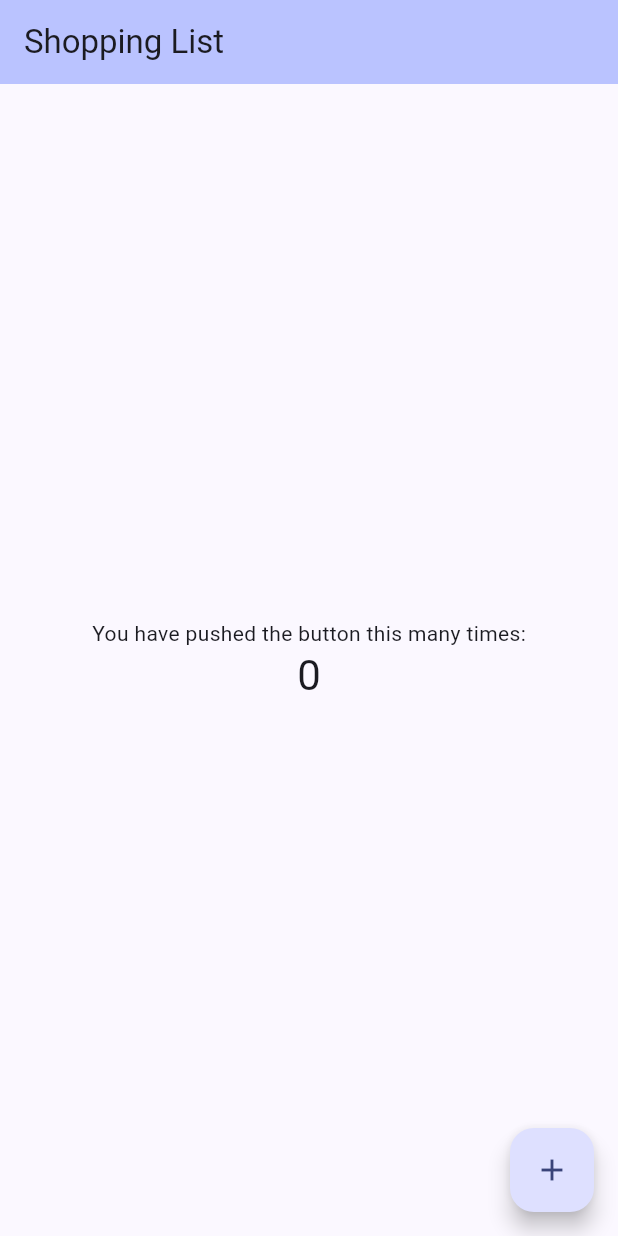
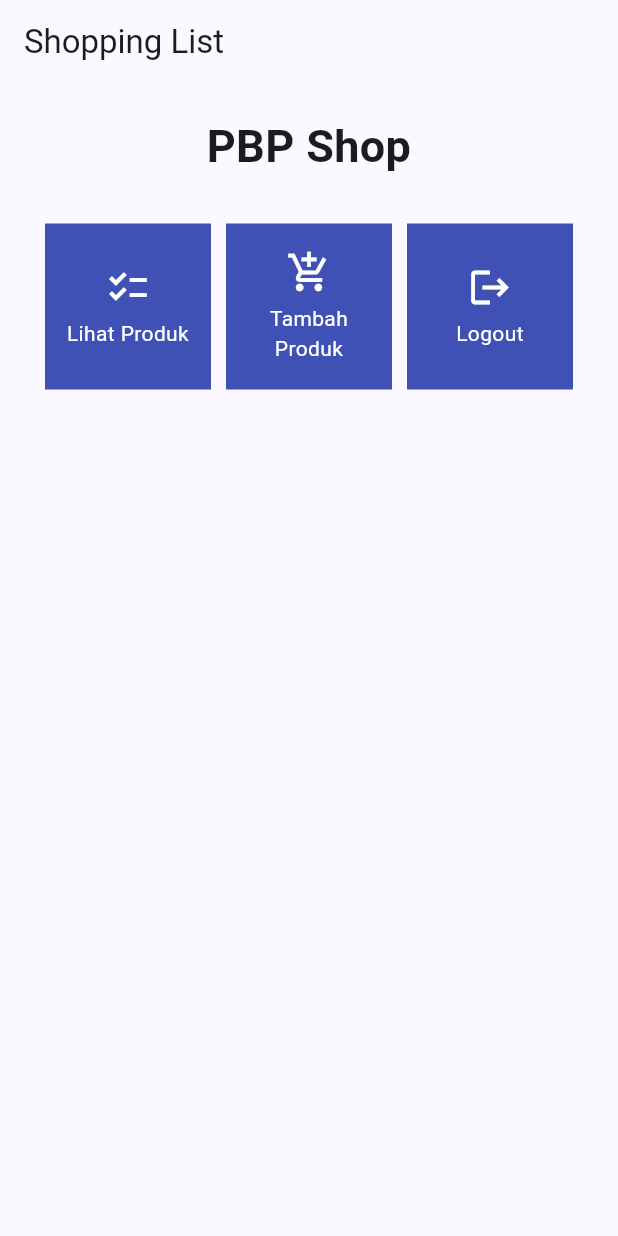
Before and after one commit to caressaputri/shopping-list-mobile, a Flutter app: the screen it shows after launch, on a phone screen of 412 x 824 dp. Run offline on Flutter 3.47's test engine with Material 2 defaults, Android fonts, the phone set to English and light mode, and no system bars.

Commit message:
tutorial 6 selesai

```diff
--- a/lib/main.dart
+++ b/lib/main.dart
@@ -32,97 +32,7 @@ class MyApp extends StatelessWidget {
         colorScheme: ColorScheme.fromSeed(seedColor: Colors.indigo),
         useMaterial3: true,
       ),
-      home: const MyHomePage(
-        title: 'Shopping List',
-      ),
+      home: MyHomePage(),
     );
   }
 }
-
-class MyHomePage extends StatefulWidget {
-  const MyHomePage({super.key, required this.title});
-
-  // This widget is the home page of your application. It is stateful, meaning
-  // that it has a State object (defined below) that contains fields that affect
-  // how it looks.
-
-  // This class is the configuration for the state. It holds the values (in this
-  // case the title) provided by the parent (in this case the App widget) and
-  // used by the build method of the State. Fields in a Widget subclass are
-  // always marked "final".
-
-  final String title;
-
-  @override
-  State<MyHomePage> createState() => _MyHomePageState();
-}
-
-class _MyHomePageState extends State<MyHomePage> {
-  int _counter = 0;
-
-  void _incrementCounter() {
-    setState(() {
-      // This call to setState tells the Flutter framework that something has
-      // changed in this State, which causes it to rerun the build method below
-      // so that the display can reflect the updated values. If we changed
-      // _counter without calling setState(), then the build method would not be
-      // called again, and so nothing would appear to happen.
-      _counter++;
-    });
-  }
-
-  @override
-  Widget build(BuildContext context) {
-    // This method is rerun every time setState is called, for instance as done
-    // by the _incrementCounter method above.
-    //
-    // The Flutter framework has been optimized to make rerunning build methods
-    // fast, so that you can just rebuild anything that needs updating rather
-    // than having to individually change instances of widgets.
-    return Scaffold(
-      appBar: AppBar(
-        // TRY THIS: Try changing the color here to a specific color (to
-        // Colors.amber, perhaps?) and trigger a hot reload to see the AppBar
-        // change color while the other colors stay the same.
-        backgroundColor: Theme.of(context).colorScheme.inversePrimary,
-        // Here we take the value from the MyHomePage object that was created by
-        // the App.build method, and use it to set our appbar title.
-        title: Text(widget.title),
-      ),
-      body: Center(
-        // Center is a layout widget. It takes a single child and positions it
-        // in the middle of the parent.
-        child: Column(
-          // Column is also a layout widget. It takes a list of children and
-          // arranges them vertically. By default, it sizes itself to fit its
-          // children horizontally, and tries to be as tall as its parent.
-          //
-          // Column has various properties to control how it sizes itself and
-          // how it positions its children. Here we use mainAxisAlignment to
-          // center the children vertically; the main axis here is the vertical
-          // axis because Columns are vertical (the cross axis would be
-          // horizontal).
-          //
-          // TRY THIS: Invoke "debug painting" (choose the "Toggle Debug Paint"
-          // action in the IDE, or press "p" in the console), to see the
-          // wireframe for each widget.
-          mainAxisAlignment: MainAxisAlignment.center,
-          children: <Widget>[
-            const Text(
-              'You have pushed the button this many times:',
-            ),
-            Text(
-              '$_counter',
-              style: Theme.of(context).textTheme.headlineMedium,
-            ),
-          ],
-        ),
-      ),
-      floatingActionButton: FloatingActionButton(
-        onPressed: _incrementCounter,
-        tooltip: 'Increment',
-        child: const Icon(Icons.add),
-      ), // This trailing comma makes auto-formatting nicer for build methods.
-    );
-  }
-}
--- a/lib/menu.dart
+++ b/lib/menu.dart
@@ -1,4 +1,11 @@
 import 'package:flutter/material.dart';
+
+class ShopItem {
+  final String name;
+  final IconData icon;
+
+  ShopItem(this.name, this.icon);
+}
 
 class MyHomePage extends StatelessWidget {
   MyHomePage({Key? key}) : super(key: key);
@@ -58,15 +65,6 @@ class MyHomePage extends StatelessWidget {
   }
 }
 
-
-
-class ShopItem {
-  final String name;
-  final IconData icon;
-
-  ShopItem(this.name, this.icon);
-}
-
 class ShopCard extends StatelessWidget {
   final ShopItem item;
 
```
